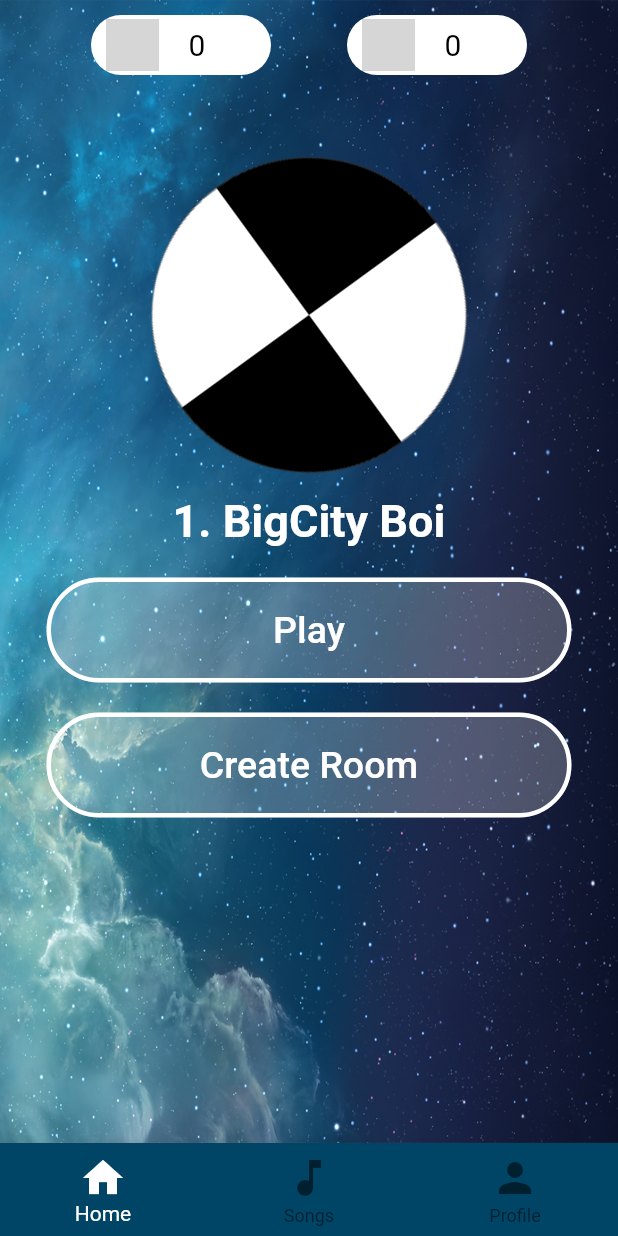
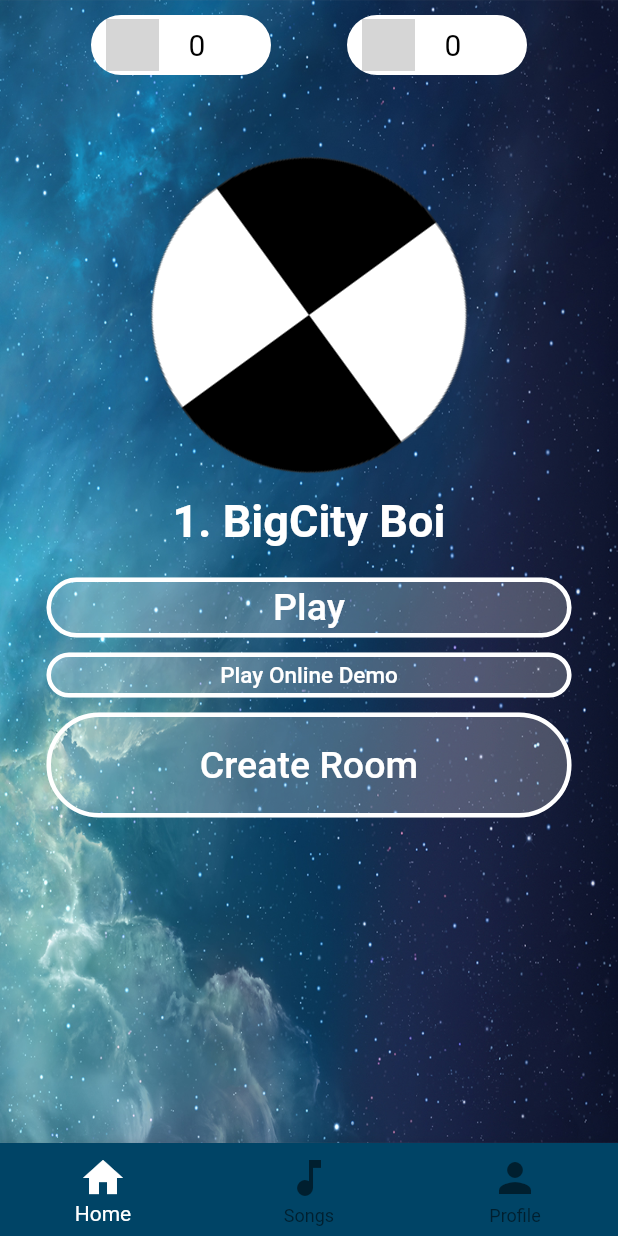
Before and after one commit to ngovanphat/QLDAPM-Project-PianoTile, a Flutter app: the screen it shows after launch, on a phone screen of 412 x 824 dp. Run offline on Flutter 3.47's test engine with Material 2 defaults, Android fonts, the phone set to English and light mode, and no system bars; our stand-ins replace audioplayers, firebase_auth, firebase_core, firebase_database, firebase_storage, google_sign_in and 2 more; missing offline and left inert: flutter_midi, marquee_flutter, permissions_plugin; accounts and stored records are empty; project files that could hold a hidden picture were left out; grey boxes are pictures that could not be loaded.

Commit message:
add page for playing online and button play online details: - extend game_play - before go to game, get room information - during game, update points each time tap then show current rank - after game, clear data and go to home page - add some named routes for convinient - add button to go to online mode

```diff
--- a/lib/main.dart
+++ b/lib/main.dart
@@ -1,5 +1,7 @@
 import 'package:flutter/material.dart';
 import 'package:piano_tile/views/home.dart';
+import 'package:piano_tile/views/game_play.dart';
+import 'package:piano_tile/views/game_play_online.dart';
 
 void main() {
   runApp(MyApp());
@@ -15,7 +17,16 @@ class MyApp extends StatelessWidget {
       theme: ThemeData(
           visualDensity: VisualDensity.adaptivePlatformDensity,
           primaryColor: Colors.blue),
-      home: Home(),
+//      home: Home(),
+
+      initialRoute: '/home',
+      routes: {
+        // When navigating to the "/" route, build the FirstScreen widget.
+        '/home': (context) => Home(),
+        // When navigating to the "/second" route, build the SecondScreen widget.
+        '/gameplay': (context) => GamePlay(),
+        '/gameplayonline': (context) => GamePlayOnline(),
+      },
     );
   }
 }
--- a/lib/views/home.dart
+++ b/lib/views/home.dart
@@ -2,6 +2,7 @@ import 'package:flutter/cupertino.dart';
 import 'package:flutter/material.dart';
 import 'package:piano_tile/model/widget.dart';
 import 'package:piano_tile/views/game_play.dart';
+import 'package:piano_tile/views/game_play_online.dart';
 import 'package:piano_tile/views/profile.dart';
 import 'package:piano_tile/views/music_list.dart';
 
@@ -64,14 +65,17 @@ class _HomeState extends State<Home> with SingleTickerProviderStateMixin {
                           ),
                           Container(
                             width: 350,
-                            height: 70,
+                            height: 40,
                             margin: EdgeInsets.only(top: 20),
                             child: FlatButton(
                               onPressed: () {
+
                                 Navigator.pushReplacement(
                                     context,
                                     MaterialPageRoute(
                                         builder: (context) => GamePlay()));
+
+
                               },
                               shape: RoundedRectangleBorder(
                                   borderRadius: BorderRadius.circular(70),
@@ -87,8 +91,30 @@ class _HomeState extends State<Home> with SingleTickerProviderStateMixin {
                           ),
                           Container(
                             width: 350,
+                            height: 30,
+                            margin: EdgeInsets.only(top: 10),
+                            child: FlatButton(
+                              onPressed: () {
+
+                                Navigator.pushNamed(context, '/gameplayonline');
+
+                              },
+                              shape: RoundedRectangleBorder(
+                                  borderRadius: BorderRadius.circular(70),
+                                  side: BorderSide(
+                                      color: Colors.white, width: 3)),
+                              child: Text(
+                                'Play Online Demo',
+                                style: TextStyle(
+                                    fontSize: 15, color: Colors.white),
+                              ),
+                              color: Colors.white24,
+                            ),
+                          ),
+                          Container(
+                            width: 350,
                             height: 70,
-                            margin: EdgeInsets.only(top: 20),
+                            margin: EdgeInsets.only(top: 10),
                             child: FlatButton(
                               onPressed: () {
                                 print("click here to create room");
--- a/pubspec.yaml
+++ b/pubspec.yaml
@@ -40,6 +40,8 @@ dependencies:
   firebase_storage: ^3.1.6
   path_provider: ^1.6.11
   permissions_plugin: ^1.1.4
+
+  firebase_database: ^3.1.6
 
 
 
```
Also changed, not shown: lib/helper/song_provider.dart (+4 -3 lines), lib/views/game_play.dart (+15 -18 lines), lib/views/game_play_online.dart (added, +280 -0 lines), pubspec.lock.
